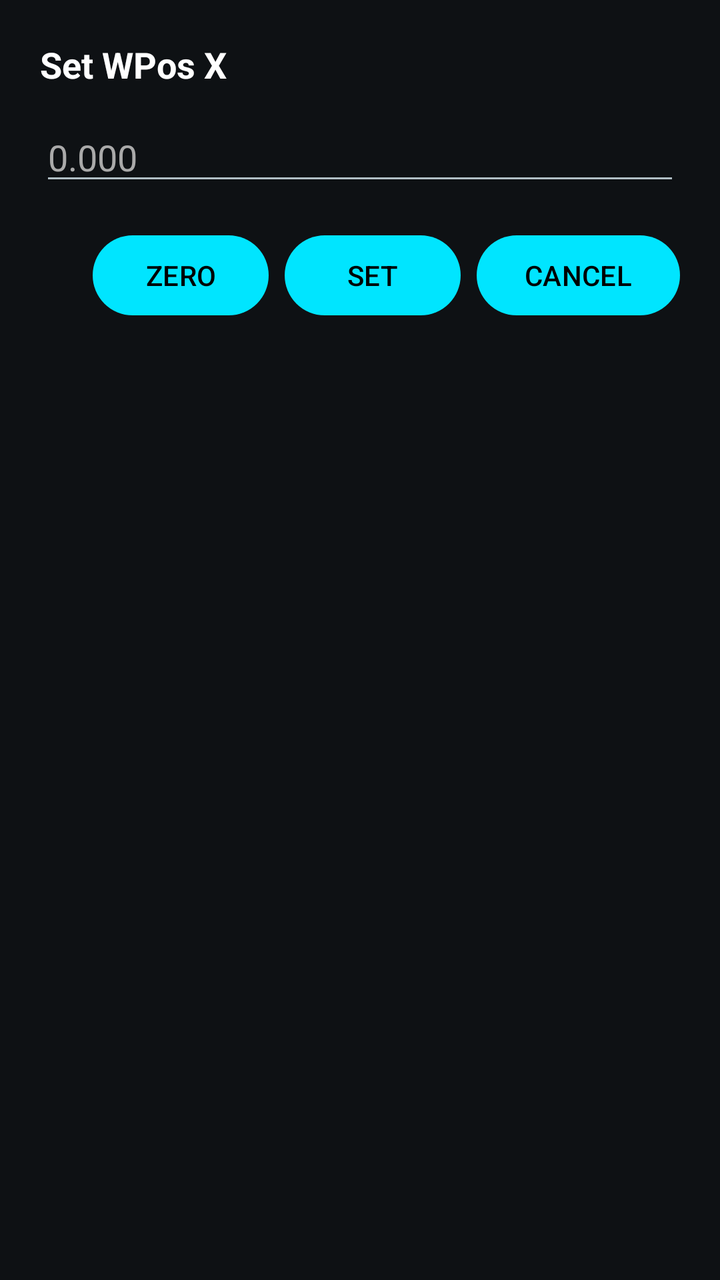
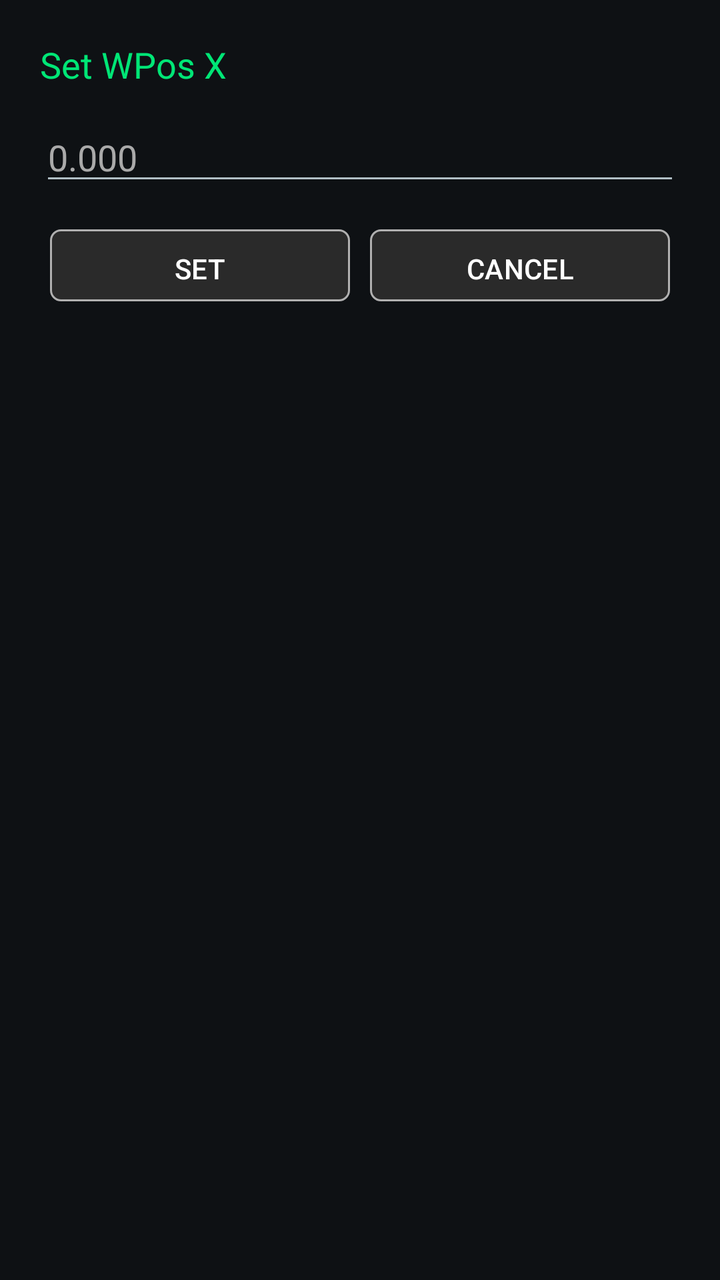

Compare the two renders of this Android layout. The source of the first and the diff that turns it into the second are given below.
<!-- AndroidManifest.xml: application theme Theme.DwiCreativeCNC -->
<!-- res/layout/dialog_set_wpos.xml -->
<?xml version="1.0" encoding="utf-8"?>
<LinearLayout xmlns:android="http://schemas.android.com/apk/res/android"
    xmlns:tools="http://schemas.android.com/tools"
    android:orientation="vertical"
    android:padding="20dp"
    android:layout_width="match_parent"
    android:layout_height="wrap_content">

    <TextView
        android:id="@+id/txtAxis"
        android:text="Set WPos X"
        android:textSize="18sp"
        android:textStyle="bold"
        android:textColor="@android:color/white"
        android:layout_width="wrap_content"
        android:layout_height="wrap_content"/>

    <EditText
        android:id="@+id/edtValue"
        android:layout_width="match_parent"
        android:layout_height="wrap_content"
        android:layout_marginTop="12dp"
        android:hint="0.000"
        android:inputType="numberDecimal|numberSigned"
        android:textColor="@android:color/white"
        android:textColorHint="#AAAAAA"
        tools:ignore="TouchTargetSizeCheck" />

    <LinearLayout
        android:layout_marginTop="16dp"
        android:gravity="end"
        android:orientation="horizontal"
        android:layout_width="match_parent"
        android:layout_height="wrap_content">

        <Button
            android:id="@+id/btnZero"
            android:text="ZERO"
            android:layout_width="wrap_content"
            android:layout_height="wrap_content"/>

        <Button
            android:id="@+id/btnSet"
            android:text="SET"
            android:layout_marginStart="8dp"
            android:layout_width="wrap_content"
            android:layout_height="wrap_content"/>

        <Button
            android:id="@+id/btnCancel"
            android:text="CANCEL"
            android:layout_marginStart="8dp"
            android:layout_width="wrap_content"
            android:layout_height="wrap_content"/>
    </LinearLayout>

</LinearLayout>
<!-- resources referenced by this layout -->
<resources>
  <style name="Theme.DwiCreativeCNC" parent="Theme.Material3.Dark.NoActionBar">
  
          
          <item name="android:windowBackground">@color/cnc_background</item>
          <item name="colorSurface">@color/cnc_surface</item>
          <item name="colorSurfaceVariant">@color/cnc_surface_alt</item>
  
          
          <item name="colorPrimary">@color/cnc_primary</item>
          <item name="colorOnPrimary">@color/cnc_on_primary</item>
  
          
          <item name="colorSecondary">@color/cnc_secondary</item>
          <item name="colorOnSecondary">@color/cnc_on_secondary</item>
  
          
          <item name="android:textColorPrimary">@color/cnc_text_primary</item>
          <item name="android:textColorSecondary">@color/cnc_text_secondary</item>
  
          
          <item name="colorOutline">@color/cnc_outline</item>
  
          
          <item name="android:statusBarColor">@color/cnc_background</item>
          <item name="android:windowLightStatusBar">false</item>
  
      </style>
  <color name="cnc_background">#0E1114</color>
  <color name="cnc_surface">#161A1F</color>
  <color name="cnc_surface_alt">#1E2329</color>
  <color name="cnc_primary">#00E5FF</color>
  <color name="cnc_on_primary">#000000</color>
  <color name="cnc_secondary">#7A8A99</color>
  <color name="cnc_on_secondary">#FFFFFF</color>
  <color name="cnc_text_primary">#FFFFFF</color>
  <color name="cnc_text_secondary">#B0BEC5</color>
  <color name="cnc_outline">#2A2F36</color>
</resources>

<!-- the commit's change to res/layout/dialog_set_wpos.xml (unified diff, before → after) -->
@@ -1,6 +1,8 @@
 <?xml version="1.0" encoding="utf-8"?>
-<LinearLayout xmlns:android="http://schemas.android.com/apk/res/android"
+<LinearLayout
+    xmlns:android="http://schemas.android.com/apk/res/android"
     xmlns:tools="http://schemas.android.com/tools"
+    xmlns:app="http://schemas.android.com/apk/res-auto"
     android:orientation="vertical"
     android:padding="20dp"
     android:layout_width="match_parent"
@@ -10,10 +12,10 @@
         android:id="@+id/txtAxis"
         android:text="Set WPos X"
         android:textSize="18sp"
-        android:textStyle="bold"
-        android:textColor="@android:color/white"
+        android:textColor="#00E676"
         android:layout_width="wrap_content"
-        android:layout_height="wrap_content"/>
+        android:layout_height="wrap_content"
+        tools:ignore="HardcodedText" />
 
     <EditText
         android:id="@+id/edtValue"
@@ -24,34 +26,37 @@
         android:inputType="numberDecimal|numberSigned"
         android:textColor="@android:color/white"
         android:textColorHint="#AAAAAA"
-        tools:ignore="TouchTargetSizeCheck" />
+        tools:ignore="HardcodedText,TouchTargetSizeCheck" />
 
     <LinearLayout
-        android:layout_marginTop="16dp"
-        android:gravity="end"
+        android:layout_marginTop="12dp"
         android:orientation="horizontal"
         android:layout_width="match_parent"
         android:layout_height="wrap_content">
 
         <Button
-            android:id="@+id/btnZero"
-            android:text="ZERO"
-            android:layout_width="wrap_content"
-            android:layout_height="wrap_content"/>
-
-        <Button
             android:id="@+id/btnSet"
+            android:layout_width="0dp"
+            android:layout_height="36dp"
+            android:layout_margin="5dp"
+            android:layout_weight="1"
+            android:background="@drawable/bg_btn_square_selector"
             android:text="SET"
-            android:layout_marginStart="8dp"
-            android:layout_width="wrap_content"
-            android:layout_height="wrap_content"/>
+            android:textColor="@color/text_primary"
+            app:backgroundTint="@null"
+            tools:ignore="HardcodedText,TouchTargetSizeCheck" />
 
         <Button
             android:id="@+id/btnCancel"
+            android:layout_width="0dp"
+            android:layout_height="36dp"
+            android:layout_margin="5dp"
+            android:layout_weight="1"
+            android:background="@drawable/bg_btn_square_selector"
             android:text="CANCEL"
-            android:layout_marginStart="8dp"
-            android:layout_width="wrap_content"
-            android:layout_height="wrap_content"/>
+            android:textColor="@color/text_primary"
+            app:backgroundTint="@null"
+            tools:ignore="HardcodedText,TouchTargetSizeCheck" />
     </LinearLayout>
 
 </LinearLayout>
<!-- resource entries referenced after the edit -->
@@ -1,5 +1,25 @@
 <!-- resources referenced by this layout -->
 <resources>
+  <color name="text_primary">#FFFFFF</color>
+  <!-- drawable bg_btn_square_selector (drawable) -->
+  <?xml version="1.0" encoding="utf-8"?>
+  <selector
+      xmlns:android="http://schemas.android.com/apk/res/android">
+      <item android:state_pressed="true">
+          <shape>
+              <solid android:color="@color/bg_dark"/>
+          </shape>
+      </item>
+  
+      <item>
+          <shape>
+              <corners android:radius="5dp"/>
+              <solid android:color="@color/button_gray" />
+              <stroke android:width="1dp"
+                  android:color="@color/text_secondary"/>
+          </shape>
+      </item>
+  </selector>
   <style name="Theme.DwiCreativeCNC" parent="Theme.Material3.Dark.NoActionBar">
   
           
@@ -27,6 +47,9 @@
           <item name="android:windowLightStatusBar">false</item>
   
       </style>
+  <color name="bg_dark">#121212</color>
+  <color name="button_gray">#2A2A2A</color>
+  <color name="text_secondary">#B0B0B0</color>
   <color name="cnc_background">#0E1114</color>
   <color name="cnc_surface">#161A1F</color>
   <color name="cnc_surface_alt">#1E2329</color>
